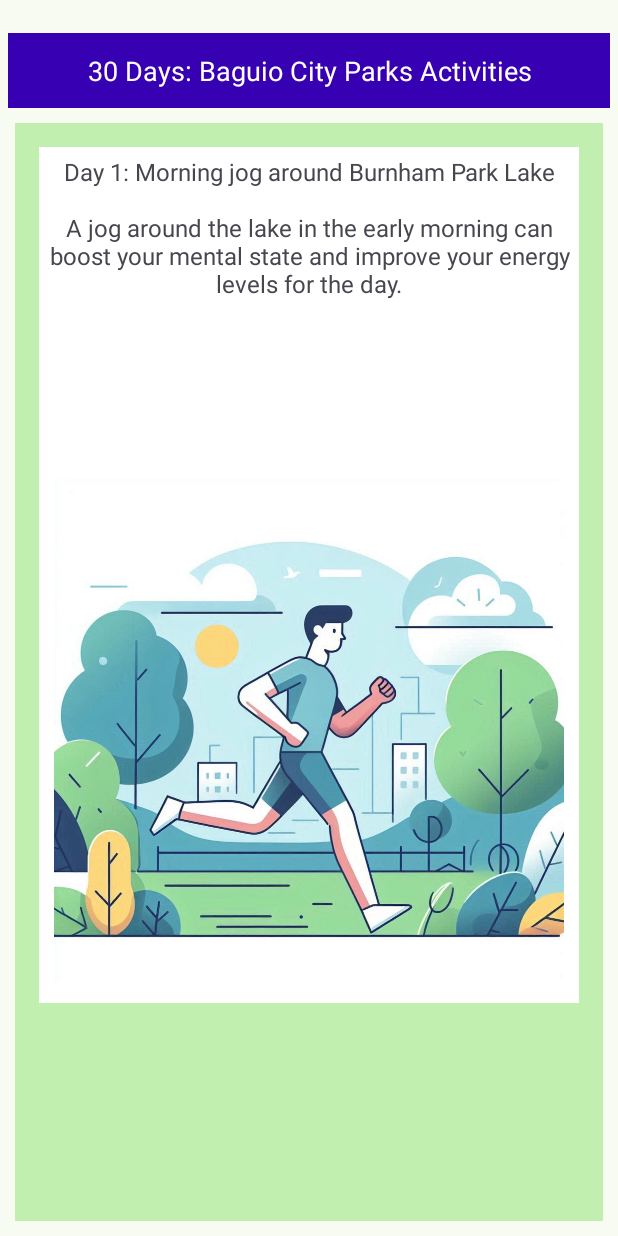
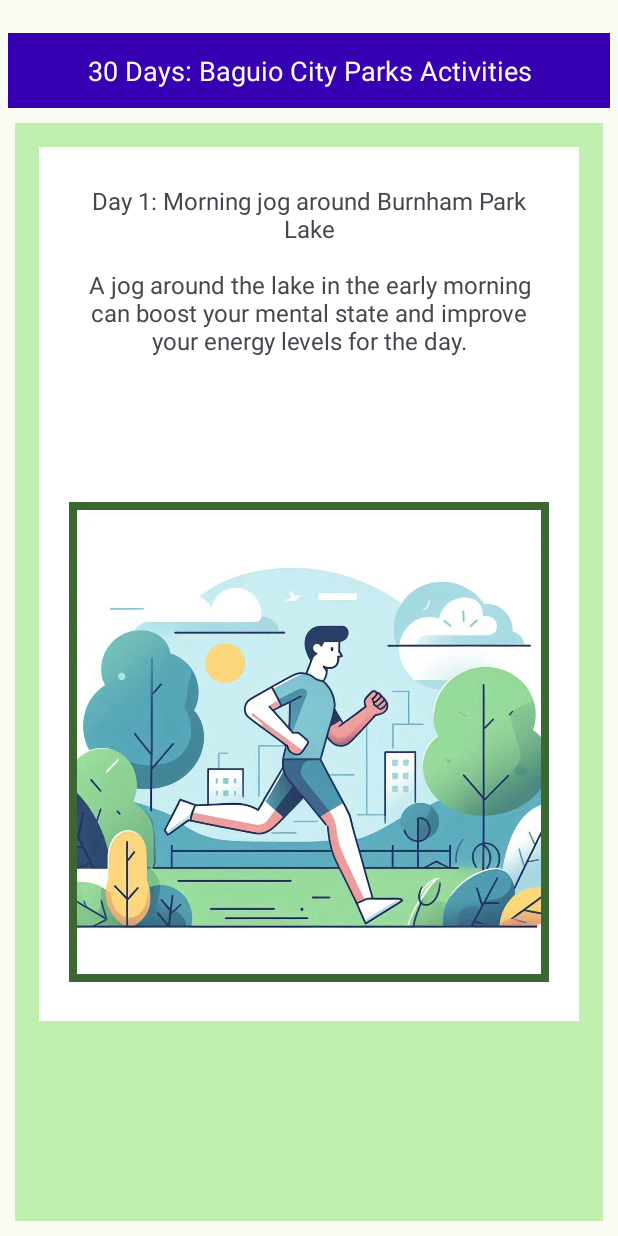
Before and after one commit to ChrisPaoloSab-it/cc173k-sab-itcpc-act6, an Android app: the screen it shows after launch (MainActivity), on a phone screen of 412 x 824 dp. Run offline under Robolectric (Android 15) with nearby library versions, the phone set to English and light mode, and no system bars.

Commit message:
changed background color on images, adjusted paddings and margins

```diff
--- a/app/src/main/res/layout/item_display.xml
+++ b/app/src/main/res/layout/item_display.xml
@@ -14,14 +14,19 @@
         android:layout_height="wrap_content"
         android:background="@color/design_default_color_on_primary"
         android:gravity="center"
+        android:padding="16dp"
+        android:layout_gravity="center"
         android:theme="@style/AppTheme"
         android:orientation="vertical">
 
         <TextView
             android:id="@+id/dayText"
-            android:layout_width="match_parent"
+            android:layout_width="320dp"
             android:layout_height="200dp"
             android:layout_margin="5dp"
+            android:layout_gravity="center"
+            android:padding="3dp"
+            android:layout_marginBottom="10dp"
             android:layout_weight="1"
             android:theme="@style/AppTheme"
             android:text="@string/day1_text"
@@ -30,11 +35,14 @@
 
         <ImageView
             android:id="@+id/dayImage"
-            android:layout_width="360dp"
-            android:layout_height="360dp"
+            android:layout_width="320dp"
+            android:layout_height="320dp"
+            android:background="@color/md_theme_primaryFixedDim_mediumContrast"
             android:layout_weight="1"
             android:contentDescription="@string/day1_text"
-            android:padding="10dp"
+            android:padding="5dp"
+            android:layout_margin="10dp"
+            android:layout_gravity="center"
             android:theme="@style/AppTheme"
             tools:srcCompat="@tools:sample/avatars" />
 
```
